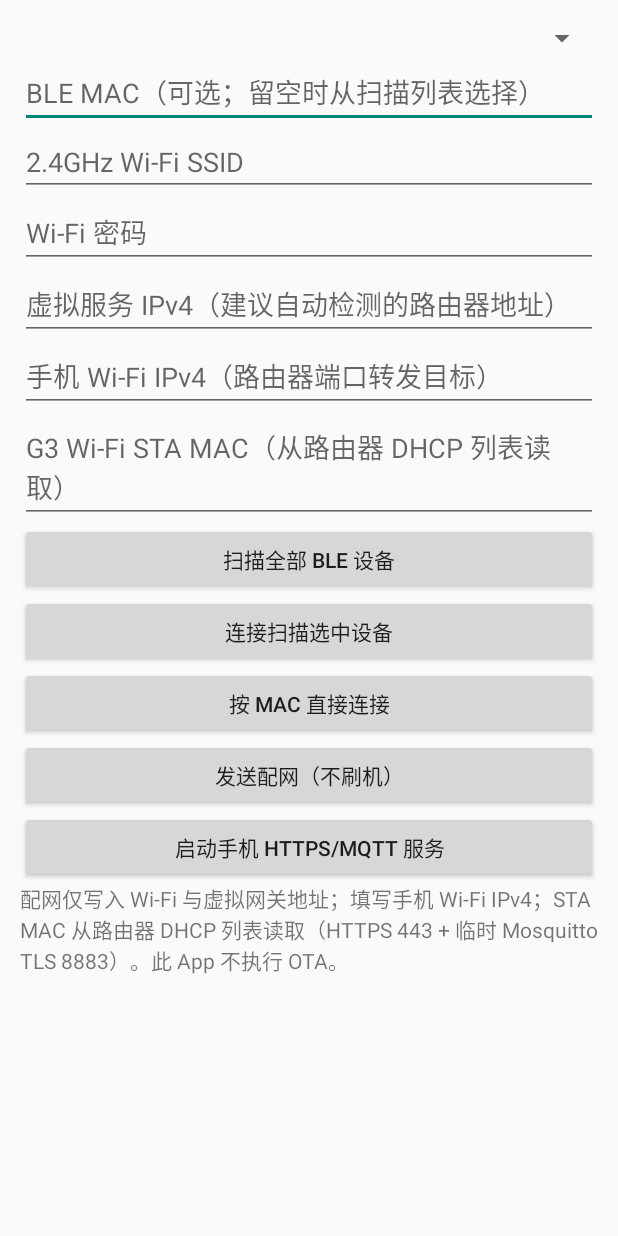
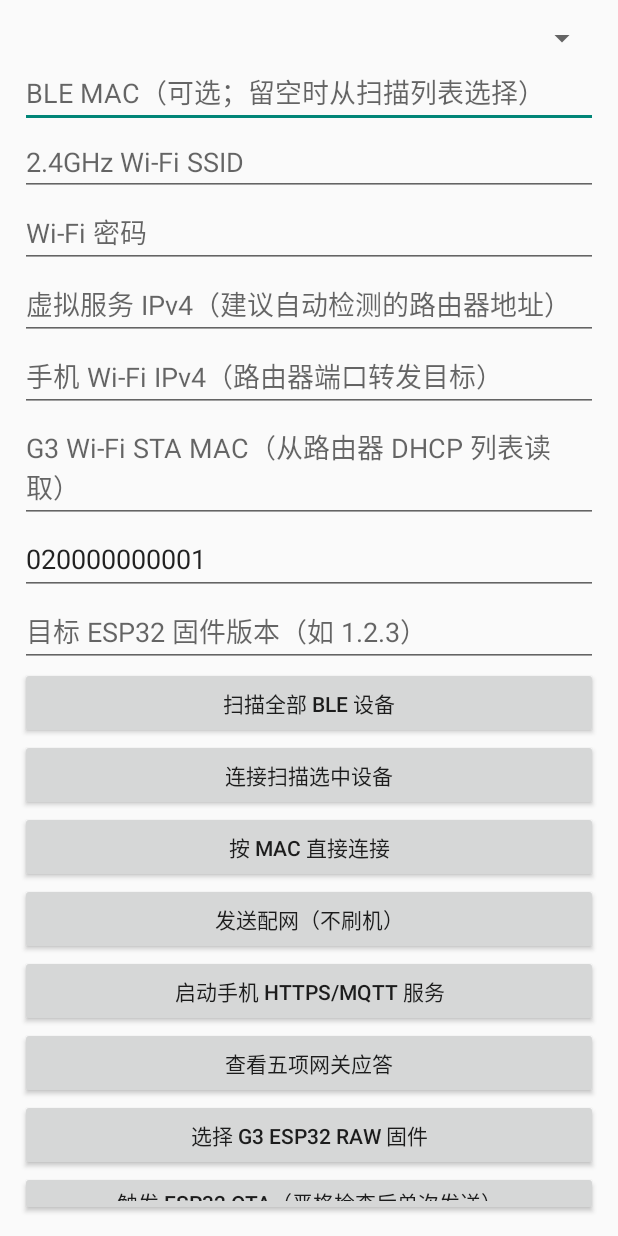
Before and after one commit to doa2011/daikin-g3-android, an Android app: the screen it shows after launch (MainActivity), on a phone screen of 412 x 824 dp. Run offline under Robolectric (Android 15) with nearby library versions, the phone set to English and light mode, and no system bars; pictures from the network do not load.

Commit message:
Fix OTA controls layout and update migration UI instructions

```diff
--- a/app/src/main/java/io/github/doa2011/g3provision/MainActivity.kt
+++ b/app/src/main/java/io/github/doa2011/g3provision/MainActivity.kt
@@ -39,7 +39,9 @@ class MainActivity : Activity() {
     private lateinit var host: EditText
     private lateinit var phoneIp: EditText
     private lateinit var deviceStaMac: EditText
-    private lateinit var mac: EditText\n    private lateinit var firmwareVersion: EditText\n    private var firmwareFile: java.io.File? = null
+    private lateinit var mac: EditText
+    private lateinit var firmwareVersion: EditText
+    private var firmwareFile: java.io.File? = null
     private lateinit var output: TextView
     private fun note(s: String) { runOnUiThread { if (::output.isInitialized) output.append(s + "\n") } }
     override fun onCreate(savedInstanceState: Bundle?) {
@@ -55,9 +57,11 @@ class MainActivity : Activity() {
         layout.addView(Button(this).apply { text="按 MAC 直接连接"; setOnClickListener { connectAddress() } })
         layout.addView(Button(this).apply { text="发送配网（不刷机）"; setOnClickListener { provision() } })
         layout.addView(Button(this).apply { text="启动手机 HTTPS/MQTT 服务"; setOnClickListener { startLocalHttps() } })
-        layout.addView(Button(this).apply { text="查看五项网关应答"; setOnClickListener { showGatewayAcks() } })\n        layout.addView(Button(this).apply { text="选择 G3 ESP32 raw 固件"; setOnClickListener { chooseFirmware() } })\n        layout.addView(Button(this).apply { text="触发 ESP32 OTA（严格检查后单次发送）"; setOnClickListener { triggerOta() } })
+        layout.addView(Button(this).apply { text="查看五项网关应答"; setOnClickListener { showGatewayAcks() } })
+        layout.addView(Button(this).apply { text="选择 G3 ESP32 raw 固件"; setOnClickListener { chooseFirmware() } })
+        layout.addView(Button(this).apply { text="触发 ESP32 OTA（严格检查后单次发送）"; setOnClickListener { triggerOta() } })
         output=TextView(this); layout.addView(ScrollView(this).apply { addView(output) },LinearLayout.LayoutParams(-1,0,1f))
-        setContentView(layout); note("配网仅写入 Wi-Fi 与虚拟网关地址；填写手机 Wi-Fi IPv4；STA MAC 从路由器 DHCP 列表读取（HTTPS 443 + 临时 Mosquitto TLS 8883）。此 App 不执行 OTA。")
+        setContentView(layout); note("配网写入 Wi-Fi 与虚拟服务 IP；STA MAC 从 DHCP 列表读取。手机承载 HTTPS 8443 和 MQTT TLS 8883；固件升级需先验证五项网关应答。")
     }
     private fun permitted(): Boolean {
         val p=if(Build.VERSION.SDK_INT>=31) arrayOf(Manifest.permission.BLUETOOTH_SCAN,Manifest.permission.BLUETOOTH_CONNECT,Manifest.permission.ACCESS_FINE_LOCATION)
```
